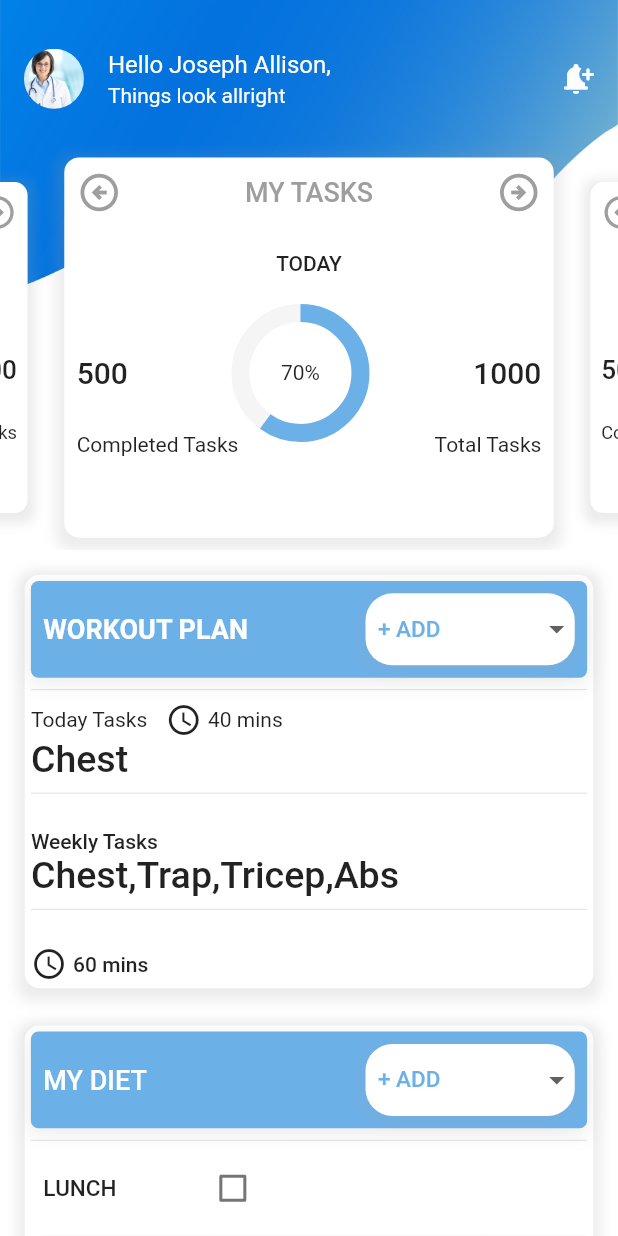
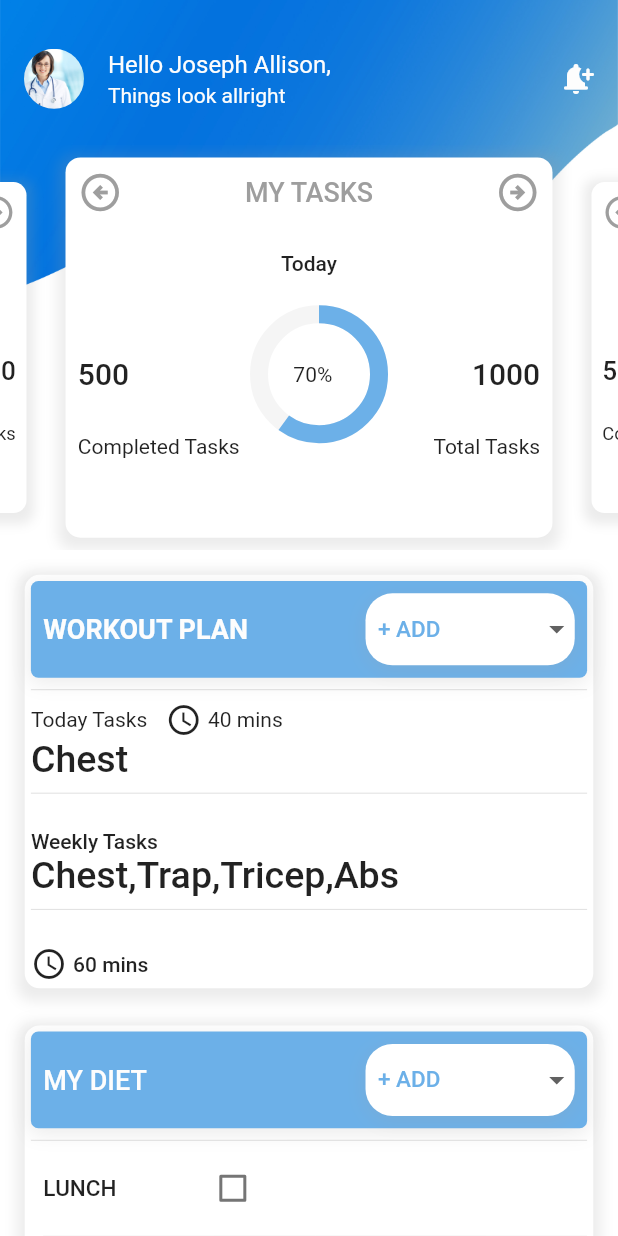
Before and after one commit to shahzebnaqvi/Medical_App, a Flutter app: the screen it shows after launch, after a tap on "Log In", on a phone screen of 412 x 824 dp. Run offline on Flutter 3.47's test engine with Material 2 defaults, Android fonts, the light colour scheme and no system bars; drawn by our look-alikes of carousel_slider; our stand-ins replace flutter_speed_dial, get, image_picker, lottie; missing offline and left inert: ml_kit_ocr.

Commit message:
carousel_slider add

```diff
--- /dev/null
+++ b/lib/Screens/carouselslider.dart
@@ -0,0 +1,159 @@
+import 'package:carousel_slider/carousel_slider.dart';
+import 'package:flutter/material.dart';
+
+import '../Constants/constants.dart';
+
+class crauselSilder1 extends StatefulWidget {
+  const crauselSilder1({Key? key}) : super(key: key);
+
+  @override
+  State<crauselSilder1> createState() => _crauselSilder1State();
+}
+
+class _crauselSilder1State extends State<crauselSilder1> {
+  @override
+  Widget build(BuildContext context) {
+    return Container(child: crauselSilder2(context, 'Start'));
+  }
+}
+
+Widget crauselSilder2(context, days) {
+  return Container(
+    child: CarouselSlider(
+      items: [
+        slidercontainer1(context, "Today"),
+        slidercontainer1(context, "Monday"),
+        slidercontainer1(context, "Tuesday"),
+        slidercontainer1(context, "Wednesday"),
+        slidercontainer1(context, "Thursday"),
+        slidercontainer1(context, "Friday"),
+        slidercontainer1(context, "Saturday"),
+        slidercontainer1(context, "Sunday"),
+      ],
+      options: CarouselOptions(
+        height: 270.0,
+        enlargeCenterPage: true,
+        aspectRatio: 16 / 9,
+        autoPlayCurve: Curves.fastOutSlowIn,
+        enableInfiniteScroll: true,
+        autoPlayAnimationDuration: Duration(milliseconds: 800),
+        viewportFraction: 0.8,
+      ),
+    ),
+  );
+}
+
+Widget slidercontainer1(context, days) {
+  return Container(
+    width: MediaQuery.of(context).size.width * 0.9,
+    margin: EdgeInsets.only(
+      top: MediaQuery.of(context).size.height * 0.01,
+      bottom: MediaQuery.of(context).size.height * 0.01,
+      left: MediaQuery.of(context).size.height * 0.003,
+      right: MediaQuery.of(context).size.height * 0.003,
+    ),
+    padding: EdgeInsets.only(
+      bottom: MediaQuery.of(context).size.height * 0.02,
+      top: MediaQuery.of(context).size.height * 0.01,
+      left: MediaQuery.of(context).size.height * 0.01,
+      right: MediaQuery.of(context).size.height * 0.01,
+    ),
+    decoration: BoxDecoration(
+      color: Colors.white,
+      borderRadius: BorderRadius.circular(10),
+      boxShadow: [
+        BoxShadow(
+          color: Colors.grey.withOpacity(0.2),
+          spreadRadius: 5,
+          blurRadius: 7,
+          offset: Offset(0, 3), // changes position of shadow
+        ),
+      ],
+    ),
+    child: Column(
+      crossAxisAlignment: CrossAxisAlignment.center,
+      children: [
+        Row(
+          mainAxisAlignment: MainAxisAlignment.spaceBetween,
+          children: [
+            Icon(
+              Icons.arrow_circle_left_outlined,
+              size: 30,
+              color: Constants.grey,
+            ),
+            Text(
+              "MY TASKS",
+              style: TextStyle(
+                  color: Constants.grey,
+                  fontSize: 18,
+                  fontWeight: FontWeight.w500),
+            ),
+            Icon(
+              Icons.arrow_circle_right_outlined,
+              size: 30,
+              color: Constants.grey,
+            ),
+          ],
+        ),
+        SizedBox(
+          height: MediaQuery.of(context).size.height * 0.03,
+        ),
+        Row(
+          mainAxisAlignment: MainAxisAlignment.center,
+          children: [
+            Text(
+              days,
+              style: TextStyle(
+                fontWeight: FontWeight.w500,
+              ),
+            )
+          ],
+        ),
+        SizedBox(
+          height: MediaQuery.of(context).size.height * 0.03,
+        ),
+        Row(
+          mainAxisAlignment: MainAxisAlignment.spaceBetween,
+          children: [
+            Text(
+              "500",
+              style: TextStyle(fontSize: 20, fontWeight: FontWeight.w500),
+            ),
+            Container(
+              margin: EdgeInsets.only(
+                left: MediaQuery.of(context).size.height * 0.02,
+                top: MediaQuery.of(context).size.height * 0.001,
+              ),
+              child: Stack(
+                alignment: Alignment.center,
+                children: <Widget>[
+                  Container(
+                    margin: EdgeInsets.only(
+                        left: MediaQuery.of(context).size.height * 0.01),
+                    width: 80,
+                    height: 80,
+                    child: new CircularProgressIndicator(
+                      strokeWidth: 12,
+                      value: 0.60,
+                      color: Constants.bluecolor,
+                      backgroundColor: Colors.grey[100],
+                    ),
+                  ),
+                  Text("70%"),
+                ],
+              ),
+            ),
+            Text(
+              "1000",
+              style: TextStyle(fontSize: 20, fontWeight: FontWeight.w500),
+            ),
+          ],
+        ),
+        Row(
+          mainAxisAlignment: MainAxisAlignment.spaceBetween,
+          children: [Text("Completed Tasks"), Text("Total Tasks")],
+        )
+      ],
+    ),
+  );
+}
--- a/lib/Screens/timelines.dart
+++ b/lib/Screens/timelines.dart
@@ -5,6 +5,8 @@ import 'package:medical_app/Screens/bottombar.dart';
 import '../Constants/constants.dart';
 
 import 'package:carousel_slider/carousel_slider.dart';
+
+import 'carouselslider.dart';
 
 class Timelines extends StatefulWidget {
   const Timelines({Key? key}) : super(key: key);
@@ -55,7 +57,7 @@ class _TimelinesState extends State<Timelines> {
               // mytasks(
               //   context,
               // ),
-              crauselSilder1(context),
+              crauselSilder1(),
               SizedBox(
                 height: MediaQuery.of(context).size.height * 0.01,
               ),
@@ -92,129 +94,138 @@ class _TimelinesState extends State<Timelines> {
   }
 
 // CarouselSlider
-  Widget crauselSilder1(context) {
-    return Container(
-      child: CarouselSlider(
-        items: [
-          Container(
-            width: MediaQuery.of(context).size.width * 0.9,
-            margin: EdgeInsets.only(
-              top: MediaQuery.of(context).size.height * 0.01,
-              bottom: MediaQuery.of(context).size.height * 0.01,
-              left: MediaQuery.of(context).size.height * 0.002,
-              right: MediaQuery.of(context).size.height * 0.002,
-            ),
-            padding: EdgeInsets.only(
-              bottom: MediaQuery.of(context).size.height * 0.03,
-              top: MediaQuery.of(context).size.height * 0.01,
-              left: MediaQuery.of(context).size.height * 0.01,
-              right: MediaQuery.of(context).size.height * 0.01,
-            ),
-            decoration: BoxDecoration(
-              color: Colors.white,
-              borderRadius: BorderRadius.circular(10),
-              boxShadow: [
-                BoxShadow(
-                  color: Colors.grey.withOpacity(0.2),
-                  spreadRadius: 5,
-                  blurRadius: 7,
-                  offset: Offset(0, 3), // changes position of shadow
-                ),
-              ],
-            ),
-            child: Column(
-              crossAxisAlignment: CrossAxisAlignment.center,
-              children: [
-                Row(
-                  mainAxisAlignment: MainAxisAlignment.spaceBetween,
-                  children: [
-                    Icon(
-                      Icons.arrow_circle_left_outlined,
-                      size: 30,
-                      color: Constants.grey,
-                    ),
-                    Text(
-                      "MY TASKS",
-                      style: TextStyle(
-                          color: Constants.grey,
-                          fontSize: 18,
-                          fontWeight: FontWeight.w500),
-                    ),
-                    Icon(
-                      Icons.arrow_circle_right_outlined,
-                      size: 30,
-                      color: Constants.grey,
-                    ),
-                  ],
-                ),
-                SizedBox(
-                  height: MediaQuery.of(context).size.height * 0.03,
-                ),
-                Row(
-                  mainAxisAlignment: MainAxisAlignment.center,
-                  children: [
-                    Text(
-                      "TODAY",
-                      style: TextStyle(
-                        fontWeight: FontWeight.w500,
-                      ),
-                    )
-                  ],
-                ),
-                SizedBox(
-                  height: MediaQuery.of(context).size.height * 0.03,
-                ),
-                Row(
-                  mainAxisAlignment: MainAxisAlignment.spaceBetween,
-                  children: [
-                    Text(
-                      "500",
-                      style:
-                          TextStyle(fontSize: 20, fontWeight: FontWeight.w500),
-                    ),
-                    Stack(
-                      alignment: Alignment.center,
-                      children: <Widget>[
-                        Container(
-                          width: 80,
-                          height: 80,
-                          child: new CircularProgressIndicator(
-                            strokeWidth: 12,
-                            value: 0.60,
-                            color: Constants.bluecolor,
-                            backgroundColor: Colors.grey[100],
-                          ),
-                        ),
-                        Text("70%"),
-                      ],
-                    ),
-                    Text(
-                      "1000",
-                      style:
-                          TextStyle(fontSize: 20, fontWeight: FontWeight.w500),
-                    ),
-                  ],
-                ),
-                Row(
-                  mainAxisAlignment: MainAxisAlignment.spaceBetween,
-                  children: [Text("Completed Tasks"), Text("Total Tasks")],
-                )
-              ],
-            ),
-          )
-        ],
-        options: CarouselOptions(
-          height: 270.0,
-          enlargeCenterPage: true,
-          aspectRatio: 16 / 9,
-          autoPlayCurve: Curves.fastOutSlowIn,
-          enableInfiniteScroll: true,
-          autoPlayAnimationDuration: Duration(milliseconds: 800),
-          viewportFraction: 0.8,
-        ),
-      ),
-    );
-  }
+  // // Widget crauselSilder1(context) {
+  // //   return Container(
+  // //     child: CarouselSlider(
+  // //       items: [
+  // //         Container(
+  // //           width: MediaQuery.of(context).size.width * 0.9,
+  // //           margin: EdgeInsets.only(
+  // //             top: MediaQuery.of(context).size.height * 0.01,
+  // //             bottom: MediaQuery.of(context).size.height * 0.01,
+  // //             left: MediaQuery.of(context).size.height * 0.003,
+  // //             right: MediaQuery.of(context).size.height * 0.003,
+  // //           ),
+  // //           padding: EdgeInsets.only(
+  // //             bottom: MediaQuery.of(context).size.height * 0.02,
+  // //             top: MediaQuery.of(context).size.height * 0.01,
+  // //             left: MediaQuery.of(context).size.height * 0.01,
+  // //             right: MediaQuery.of(context).size.height * 0.01,
+  // //           ),
+  // //           decoration: BoxDecoration(
+  // //             color: Colors.white,
+  // //             borderRadius: BorderRadius.circular(10),
+  // //             boxShadow: [
+  // //               BoxShadow(
+  // //                 color: Colors.grey.withOpacity(0.2),
+  // //                 spreadRadius: 5,
+  // //                 blurRadius: 7,
+  // //                 offset: Offset(0, 3), // changes position of shadow
+  // //               ),
+  // //             ],
+  // //           ),
+  // //           child: Column(
+  // //             crossAxisAlignment: CrossAxisAlignment.center,
+  // //             children: [
+  // //               Row(
+  // //                 mainAxisAlignment: MainAxisAlignment.spaceBetween,
+  // //                 children: [
+  // //                   Icon(
+  // //                     Icons.arrow_circle_left_outlined,
+  // //                     size: 30,
+  // //                     color: Constants.grey,
+  // //                   ),
+  // //                   Text(
+  // //                     "MY TASKS",
+  // //                     style: TextStyle(
+  // //                         color: Constants.grey,
+  // //                         fontSize: 18,
+  // //                         fontWeight: FontWeight.w500),
+  // //                   ),
+  // //                   Icon(
+  // //                     Icons.arrow_circle_right_outlined,
+  // //                     size: 30,
+  // //                     color: Constants.grey,
+  // //                   ),
+  // //                 ],
+  // //               ),
+  // //               SizedBox(
+  // //                 height: MediaQuery.of(context).size.height * 0.03,
+  // //               ),
+  // //               Row(
+  // //                 mainAxisAlignment: MainAxisAlignment.center,
+  // //                 children: [
+  // //                   Text(
+  // //                     "TODAY",
+  // //                     style: TextStyle(
+  // //                       fontWeight: FontWeight.w500,
+  // //                     ),
+  // //                   )
+  // //                 ],
+  // //               ),
+  // //               SizedBox(
+  // //                 height: MediaQuery.of(context).size.height * 0.03,
+  // //               ),
+  // //               Row(
+  // //                 mainAxisAlignment: MainAxisAlignment.spaceBetween,
+  // //                 children: [
+  // //                   Text(
+  // //                     "500",
+  // //                     style:
+  // //                         TextStyle(fontSize: 20, fontWeight: FontWeight.w500),
+  // //                   ),
+  // //                   Container(
+  // //                     margin: EdgeInsets.only(
+  // //                       left: MediaQuery.of(context).size.height * 0.02,
+  // //                       top: MediaQuery.of(context).size.height * 0.001,
+  // //                     ),
+  // //                     child: Stack(
+  // //                       alignment: Alignment.center,
+  // //                       children: <Widget>[
+  // //                         Container(
+  // //                           margin: EdgeInsets.only(
+  // //                               left:
+  // //                                   MediaQuery.of(context).size.height * 0.01),
+  // //                           width: 80,
+  // //                           height: 80,
+  // //                           child: new CircularProgressIndicator(
+  // //                             strokeWidth: 12,
+  // //                             value: 0.60,
+  // //                             color: Constants.bluecolor,
+  // //                             backgroundColor: Colors.grey[100],
+  // //                           ),
+  // //                         ),
+  // //                         Text("70%"),
+  // //                       ],
+  // //                     ),
+  // //                   ),
+  // //                   Text(
+  // //                     "1000",
+  // //                     style:
+  // //                         TextStyle(fontSize: 20, fontWeight: FontWeight.w500),
+  // //                   ),
+  // //                 ],
+  // //               ),
+  // //               Row(
+  // //                 mainAxisAlignment: MainAxisAlignment.spaceBetween,
+  // //                 children: [Text("Completed Tasks"), Text("Total Tasks")],
+  // //               )
+  // //             ],
+  // //           ),
+  // //         )
+  // //       ],
+  // //       options: CarouselOptions(
+  // //         height: 270.0,
+  // //         enlargeCenterPage: true,
+  // //         aspectRatio: 16 / 9,
+  // //         autoPlayCurve: Curves.fastOutSlowIn,
+  // //         enableInfiniteScroll: true,
+  // //         autoPlayAnimationDuration: Duration(milliseconds: 800),
+  // //         viewportFraction: 0.8,
+  // //       ),
+  // //     ),
+  // //   );
+  // }
 
 // Profile
   Widget profile(context) {
```
